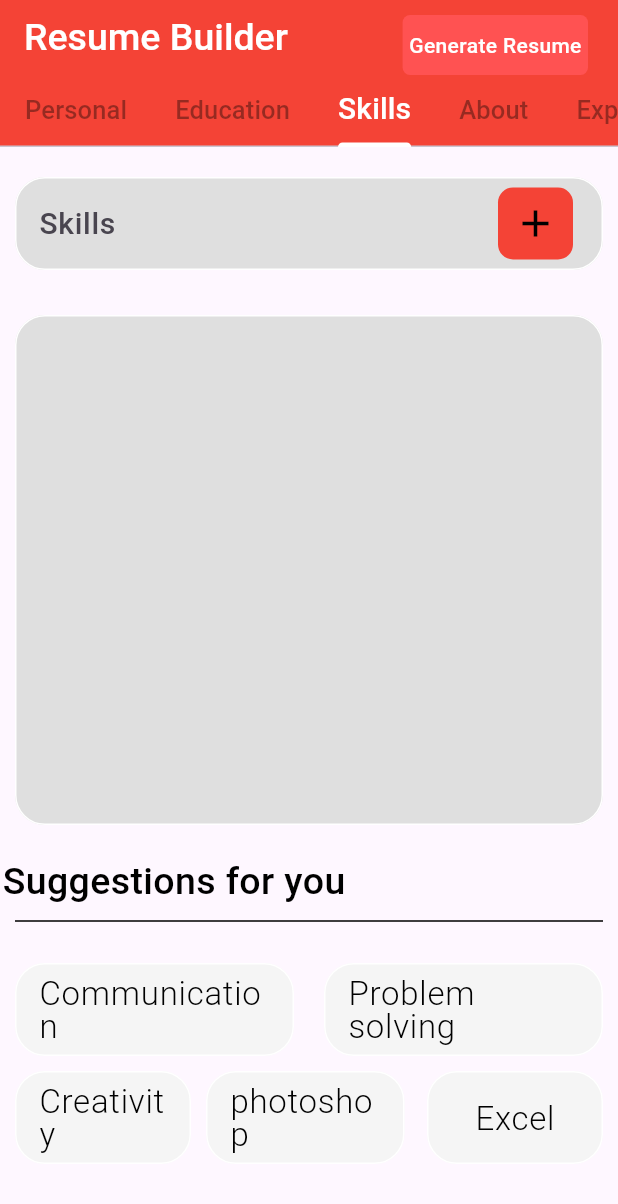
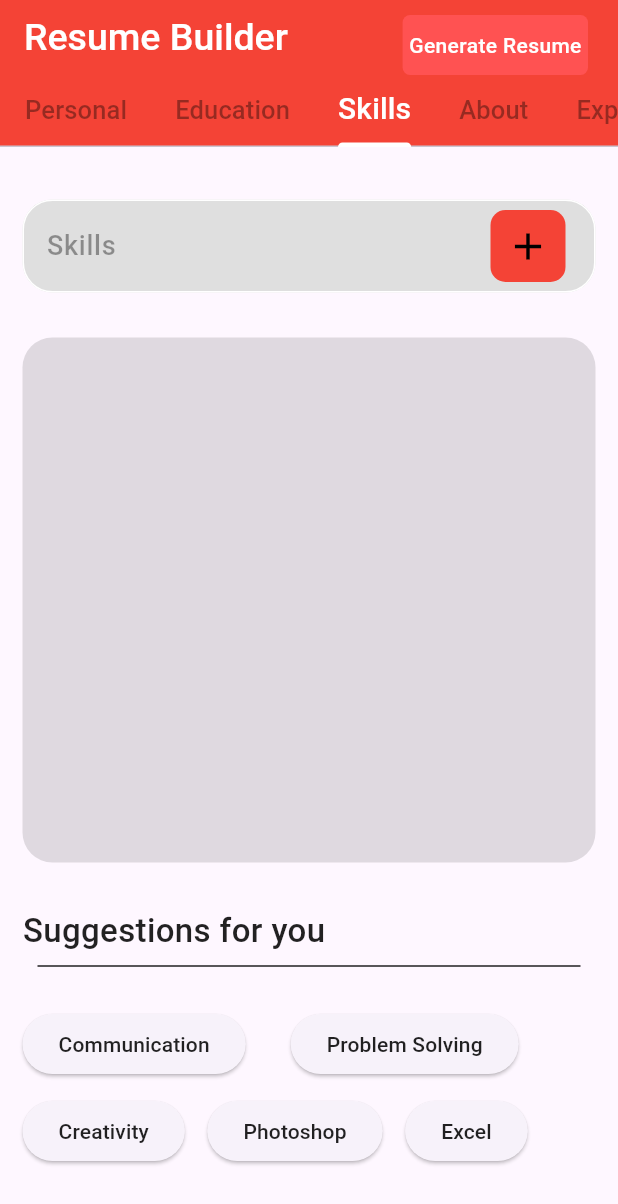
Before and after one commit to MauryaAayush/resume, a Flutter app: the screen it shows after launch, tab 3 chosen, on a phone screen of 412 x 824 dp. Shown: the top 1204 px of the screen. Run offline on Flutter 3.47's test engine with Material 3 defaults, Android fonts, the phone set to English and light mode, and no system bars; our stand-ins replace contained_tab_bar_view.

Commit message:
Radhey radhey

```diff
--- a/lib/utils/views/About_Screen.dart
+++ b/lib/utils/views/About_Screen.dart
@@ -11,18 +11,21 @@ class About_Screen extends StatefulWidget {
 class _About_ScreenState extends State<About_Screen> {
   @override
   Widget build(BuildContext context) {
-    return Scaffold(
-      body: SingleChildScrollView(
+    return SingleChildScrollView(
+      scrollDirection: Axis.vertical,
+      child: Padding(
+        padding: const EdgeInsets.all(10),
         child: Column(
           children: [
 
             Row(
+              mainAxisAlignment: MainAxisAlignment.spaceBetween,
               children: [
                 const Padding(
-                  padding: EdgeInsets.only(right: 160,top: 10,left: 10),
+                  padding: EdgeInsets.only(right: 185,top: 30,left: 10),
                   child: Text('About me',style: TextStyle(
                       color: Colors.black,
-                      fontSize: 25
+                      fontSize: 21.5
                   ),),
                 ),
                 InkWell(
@@ -32,8 +35,9 @@ class _About_ScreenState extends State<About_Screen> {
                   child: Padding(
                     padding: const EdgeInsets.only(top: 40),
                     child: Container(
+                      alignment: Alignment.center,
                       height: 50,
-                      width: 150,
+                      width: 135,
                       decoration: BoxDecoration(
                           color: maincolor,
                           borderRadius: BorderRadius.circular(7)
@@ -42,7 +46,7 @@ class _About_ScreenState extends State<About_Screen> {
                         child: Text('Save details',
                           style: TextStyle(
                               color: Colors.white,
-                              fontSize: 19,
+                              fontSize: 16.5,
                               fontWeight: FontWeight.w500
                           ),),
                       ),
@@ -58,27 +62,18 @@ class _About_ScreenState extends State<About_Screen> {
             const SizedBox(
               height: 10,
             ),
-            Padding(
-              padding: const EdgeInsets.only(right: 10, left: 10),
-              child: TextFormField(
-                style: const TextStyle(
-                    color: Colors.black,
-                    fontSize: 20,
-                    fontWeight: FontWeight.w500),
-                decoration: InputDecoration(
-                  filled: true,
-                  fillColor: const Color(0xffDFDFDF),
-                  enabledBorder: OutlineInputBorder(
-                      borderSide: const BorderSide(color: Colors.white),
-                      borderRadius: BorderRadius.circular(20)),
-                  focusedBorder: OutlineInputBorder(
-                      borderSide: const BorderSide(color: Colors.white),
-                      borderRadius: BorderRadius.circular(20)),
-                  contentPadding:
-                  const EdgeInsets.symmetric(vertical: 110, horizontal: 20),
-                ),
+
+
+
+            Container(
+              height: 260,
+              width: double.infinity,
+              decoration: BoxDecoration(
+                color: Colors.black12,
+                borderRadius: BorderRadius.circular(20),
               ),
             ),
+
             const SizedBox(height: 10,),
             const Divider(),
             const Text('Suggestions for you',style: TextStyle(
--- a/lib/utils/views/Skill_Screen.dart
+++ b/lib/utils/views/Skill_Screen.dart
@@ -1,46 +1,66 @@
+import 'package:flutter/cupertino.dart';
 import 'package:flutter/material.dart';
 import 'package:resume/utils/colors/color.dart';
+import 'package:resume/utils/datas.dart';
 
 class Skill_screen extends StatefulWidget {
-  const Skill_screen({super.key});
+  const Skill_screen({Key? key}) : super(key: key);
 
   @override
   State<Skill_screen> createState() => _Skill_screenState();
 }
 
 class _Skill_screenState extends State<Skill_screen> {
+  List<String> skills = [];
+  final TextEditingController txtSkills = TextEditingController();
+
   @override
   Widget build(BuildContext context) {
     return Scaffold(
-
       body: SingleChildScrollView(
+        child: Padding(
+          padding: const EdgeInsets.all(15.0),
           child: Column(
             children: [
-
-            const SizedBox(
+              SizedBox(
                 height: 20,
               ),
-            Padding(
-              padding: const EdgeInsets.only(right: 10, left: 10),
-              child: TextFormField(
-                style: const TextStyle(
+              TextFormField(
+                controller: txtSkills,
+                style: TextStyle(
                   color: Colors.black,
                   fontSize: 20,
-                    fontWeight: FontWeight.w500),
+                  fontWeight: FontWeight.w500,
+                ),
                 decoration: InputDecoration(
                   filled: true,
-                  fillColor: const Color(0xffDFDFDF),
-                  hintText: 'Skills',
+                  fillColor: Color(0xffDFDFDF),
+                  hintText: 'Enter a single skill here',
+                  labelText: 'Skills',
+                  labelStyle: TextStyle(
+                    fontSize: 18,
+                    fontWeight: FontWeight.w500,
+                    color: Colors.black38,
+                  ),
                   suffixIcon: Padding(
-                    padding: const EdgeInsets.only(right: 20),
+                    padding: EdgeInsets.only(right: 20),
                     child: Container(
                       height: 40,
                       width: 50,
                       decoration: BoxDecoration(
                         color: maincolor,
-                          borderRadius: BorderRadius.circular(10)),
+                        borderRadius: BorderRadius.circular(10),
+                      ),
                       child: IconButton(
-                        onPressed: () {},
+                        onPressed: () {
+                          String newSkill = txtSkills.text.trim();
+                          if (newSkill.isNotEmpty && !skills.contains(newSkill)) {
+                            setState(() {
+                              skills.add(newSkill);
+                              txtSkills.clear();
+                            });
+                          }
+                        },
                         icon: const Icon(
                           Icons.add,
                           color: Colors.black,
@@ -51,214 +71,132 @@ class _Skill_screenState extends State<Skill_screen> {
                   ),
                   enabledBorder: OutlineInputBorder(
                     borderSide: const BorderSide(color: Colors.white),
-                      borderRadius: BorderRadius.circular(20)),
+                    borderRadius: BorderRadius.circular(20),
+                  ),
                   focusedBorder: OutlineInputBorder(
                     borderSide: const BorderSide(color: Colors.white),
-                      borderRadius: BorderRadius.circular(20)),
-                  //contentPadding: const EdgeInsets.symmetric(vertical: 65, horizontal: 20),
+                    borderRadius: BorderRadius.circular(20),
                   ),
                 ),
               ),
               const SizedBox(
                 height: 30,
               ),
-            Padding(
-              padding: const EdgeInsets.only(right: 10, left: 10),
-              child: TextFormField(
-                style: const TextStyle(
-                    color: Colors.black,
-                    fontSize: 20,
-                    fontWeight: FontWeight.w500),
-                decoration: InputDecoration(
-                  filled: true,
-                  fillColor: const Color(0xffDFDFDF),
-                  enabledBorder: OutlineInputBorder(
-                      borderSide: const BorderSide(color: Colors.white),
-                      borderRadius: BorderRadius.circular(20)),
-                  focusedBorder: OutlineInputBorder(
-                      borderSide: const BorderSide(color: Colors.white),
-                      borderRadius: BorderRadius.circular(20)),
-                  contentPadding:
-                  const EdgeInsets.symmetric(vertical: 155, horizontal: 20),
+              Container(
+                height: 350,
+                width: double.infinity,
+                decoration: BoxDecoration(
+                  color: Colors.black12,
+                  borderRadius: BorderRadius.circular(20),
                 ),
+                child: ListView.builder(
+                  itemCount: skills.length,
+                  itemBuilder: (context, index) {
+                    return ListTile(
+                      title: Text(skills[index]),
+                      trailing: IconButton(
+                        icon: Icon(Icons.delete),
+                        onPressed: () {
+                          setState(() {
+                            skills.removeAt(index);
+                          });
+                        },
+                      ),
+                    );
+                  },
                 ),
               ),
               const Padding(
-              padding:  EdgeInsets.only(right: 180, top: 20),
+                padding: EdgeInsets.only(right: 180, top: 30),
                 child: Text(
                   'Suggestions for you',
                   style: TextStyle(
-                    color: Colors.black,
+                    color: Colors.black87,
                     fontWeight: FontWeight.w500,
-                    fontSize: 25),
+                    fontSize: 22,
+                  ),
                 ),
               ),
               const Padding(
                 padding: EdgeInsets.only(right: 10, left: 10),
                 child: Divider(
-                color: Colors.black,
+                  color: Colors.black87,
                 ),
               ),
-            const SizedBox(height: 20,),
+              const SizedBox(
+                height: 20,
+              ),
               Row(
                 children: [
-                Flexible(
-                  child: Padding(
-                    padding: const EdgeInsets.only(right: 10, left: 10),
-                    child: TextFormField(
-                      style: const TextStyle(
-                          color: Colors.black,
-                          fontSize: 20,
-                          fontWeight: FontWeight.w500),
-                      decoration: InputDecoration(
-                        filled: true,
-                        fillColor: const Color(0xffF5F5F5),
-                        label: const Text(
+                  ElevatedButton(
+                    onPressed: () {
+                      _addSkill('Communication');
+                    },
+                    child: Text(
                       'Communication',
-                          style: TextStyle(
-                              fontSize: 22,
-                              color: Colors.black,
-                              fontWeight: FontWeight.w300),
-                        ),
-                        enabledBorder: OutlineInputBorder(
-                            borderSide: const BorderSide(color: Colors.white),
-                            borderRadius: BorderRadius.circular(20)),
-                        focusedBorder: OutlineInputBorder(
-                            borderSide: const BorderSide(color: Colors.white),
-                            borderRadius: BorderRadius.circular(20)),
-                        //contentPadding: const EdgeInsets.symmetric(vertical: 155, horizontal: 20),
+                      style: TextStyle(color: Colors.black87),
                     ),
                   ),
-                  ),
-                ),
-                Flexible(
-                  child: Padding(
-                    padding: const EdgeInsets.only(right: 10, left: 10),
-                    child: TextFormField(
-                      style: const TextStyle(
-                          color: Colors.black,
-                          fontSize: 20,
-                          fontWeight: FontWeight.w500),
-                      decoration: InputDecoration(
-                        filled: true,
-                        fillColor: const Color(0xffF5F5F5),
-                        label: const Text(
-                          'Problem solving',
-                          style: TextStyle(
-                              color: Colors.black,
-                              fontWeight: FontWeight.w300,
-                              fontSize: 22),
-                        ),
-                        enabledBorder: OutlineInputBorder(
-                            borderSide: const BorderSide(color: Colors.white),
-                            borderRadius: BorderRadius.circular(20)),
-                        focusedBorder: OutlineInputBorder(
-                            borderSide: const BorderSide(color: Colors.white),
-                            borderRadius: BorderRadius.circular(20)),
-                        //contentPadding: const EdgeInsets.symmetric(vertical: 155, horizontal: 20),
-                      ),
-                    ),
+                  SizedBox(width: 30),
+                  ElevatedButton(
+                    onPressed: () {
+                      _addSkill('Problem Solving');
+                    },
+                    child: Text(
+                      'Problem Solving',
+                      style: TextStyle(color: Colors.black87),
                     ),
                   ),
                 ],
               ),
-            const SizedBox(height: 10,),
+              const SizedBox(
+                height: 10,
+              ),
               Row(
                 children: [
-                Flexible(
-                  child: Padding(
-                    padding: const EdgeInsets.only(right: 10, left: 10),
-                    child: TextFormField(
-                      style: const TextStyle(
-                          color: Colors.black,
-                          fontSize: 20,
-                          fontWeight: FontWeight.w500),
-                      decoration: InputDecoration(
-                        filled: true,
-                        fillColor: const Color(0xffF5F5F5),
-                        label: const Text(
+                  ElevatedButton(
+                    onPressed: () {
+                      _addSkill('Creativity');
+                    },
+                    child: Text(
                       'Creativity',
-                          style: TextStyle(
-                              fontSize: 22,
-                              color: Colors.black,
-                              fontWeight: FontWeight.w300),
-                        ),
-                        enabledBorder: OutlineInputBorder(
-                            borderSide: const BorderSide(color: Colors.white),
-                            borderRadius: BorderRadius.circular(20)),
-                        focusedBorder: OutlineInputBorder(
-                            borderSide: const BorderSide(color: Colors.white),
-                            borderRadius: BorderRadius.circular(20)),
-                        //contentPadding: const EdgeInsets.symmetric(vertical: 155, horizontal: 20),
+                      style: TextStyle(color: Colors.black87),
                     ),
                   ),
+                  SizedBox(width: 15),
+                  ElevatedButton(
+                    onPressed: () {
+                      _addSkill('Photoshop');
+                    },
+                    child: Text(
+                      'Photoshop',
+                      style: TextStyle(color: Colors.black87),
                     ),
                   ),
-                Flexible(
-                  child: Padding(
-                    padding: const EdgeInsets.only(right: 5),
-                    child: TextFormField(
-                      style: const TextStyle(
-                          color: Colors.black,
-                          fontSize: 20,
-                          fontWeight: FontWeight.w500),
-                      decoration: InputDecoration(
-                        filled: true,
-                        fillColor: const Color(0xffF5F5F5),
-                        label: const Text(
-                          'photoshop',
-                          style: TextStyle(
-                              fontSize: 22,
-                              color: Colors.black,
-                              fontWeight: FontWeight.w300),
-                        ),
-                        enabledBorder: OutlineInputBorder(
-                            borderSide: const BorderSide(color: Colors.white),
-                            borderRadius: BorderRadius.circular(20)),
-                        focusedBorder: OutlineInputBorder(
-                            borderSide: const BorderSide(color: Colors.white),
-                            borderRadius: BorderRadius.circular(20)),
-                        //contentPadding: const EdgeInsets.symmetric(vertical: 155, horizontal: 20),
-                      ),
-                    ),
-                  ),
-                ),
-                Flexible(
-                  child: Padding(
-                    padding: const EdgeInsets.only(right: 10, left: 10),
-                    child: TextFormField(
-                      style: const TextStyle(
-                          color: Colors.black,
-                          fontSize: 20,
-                          fontWeight: FontWeight.w500),
-                      decoration: InputDecoration(
-                        filled: true,
-                        fillColor: const Color(0xffF5F5F5),
-                        label: const Center(
+                  SizedBox(width: 15),
+                  ElevatedButton(
+                    onPressed: () {
+                      _addSkill('Excel');
+                    },
                     child: Text(
                       'Excel',
-                            style: TextStyle(
-                                color: Colors.black,
-                                fontWeight: FontWeight.w300,
-                                fontSize: 22),
-                          ),
-                        ),
-                        enabledBorder: OutlineInputBorder(
-                            borderSide: const BorderSide(color: Colors.white),
-                            borderRadius: BorderRadius.circular(20)),
-                        focusedBorder: OutlineInputBorder(
-                            borderSide: const BorderSide(color: Colors.white),
-                            borderRadius: BorderRadius.circular(20)),
-                        //contentPadding: const EdgeInsets.symmetric(vertical: 155, horizontal: 20),
-                      ),
-                    ),
+                      style: TextStyle(color: Colors.black87),
                     ),
                   ),
                 ],
-            )
+              ),
             ],
+          ),
         ),
       ),
     );
   }
+
+  void _addSkill(String skillName) {
+    if (!skills.contains(skillName)) {
+      setState(() {
+        skills.add(skillName);
+      });
     }
+  }
+}
```
Lines whose indentation alone changed are shown as unchanged.
